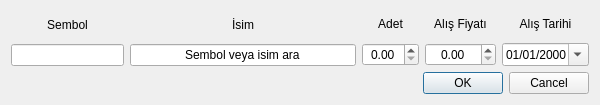
This is gui/createdialog.ui in cihansenyuz/tax-calc as Qt 5 draws it before an edit. The edited form follows.
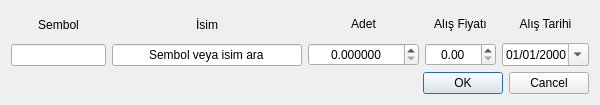
This is the edited form.

Commit message: feat: now supports decimal point numbers for stock quantity

The edit to the form file:
```diff
--- a/gui/createdialog.ui
+++ b/gui/createdialog.ui
@@ -99,6 +99,12 @@
          <property name="alignment">
           <set>Qt::AlignmentFlag::AlignCenter</set>
          </property>
+         <property name="decimals">
+          <number>6</number>
+         </property>
+         <property name="maximum">
+          <double>999999999.000000000000000</double>
+         </property>
         </widget>
        </item>
       </layout>
```
The commit also changes 5 other files.
